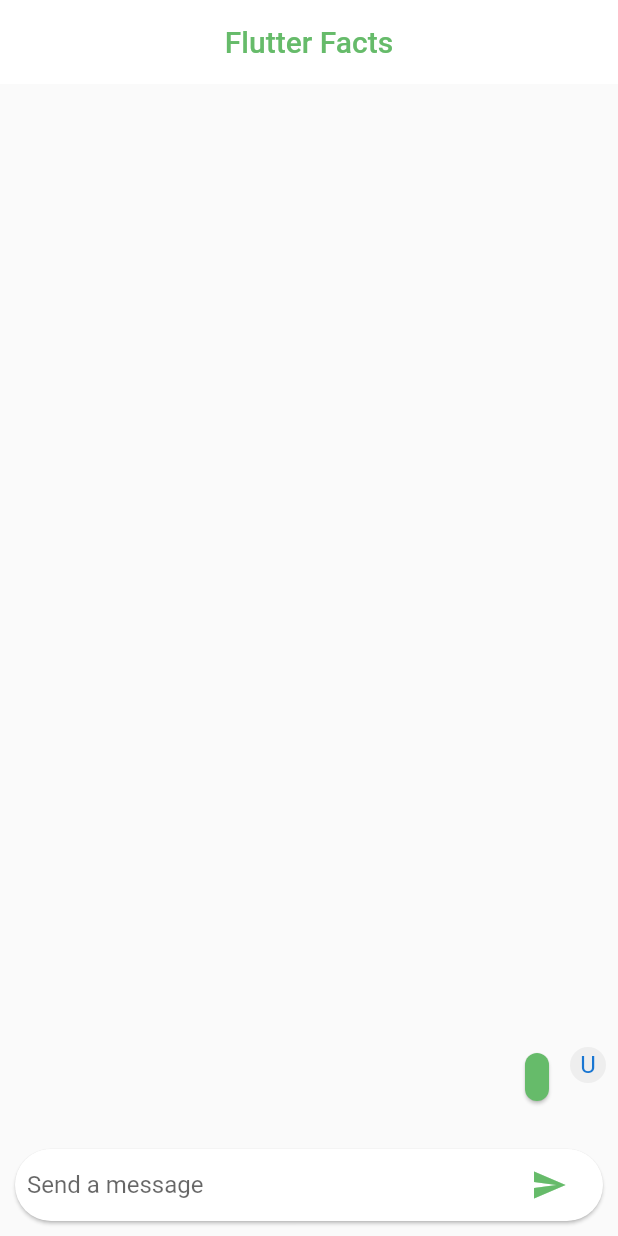
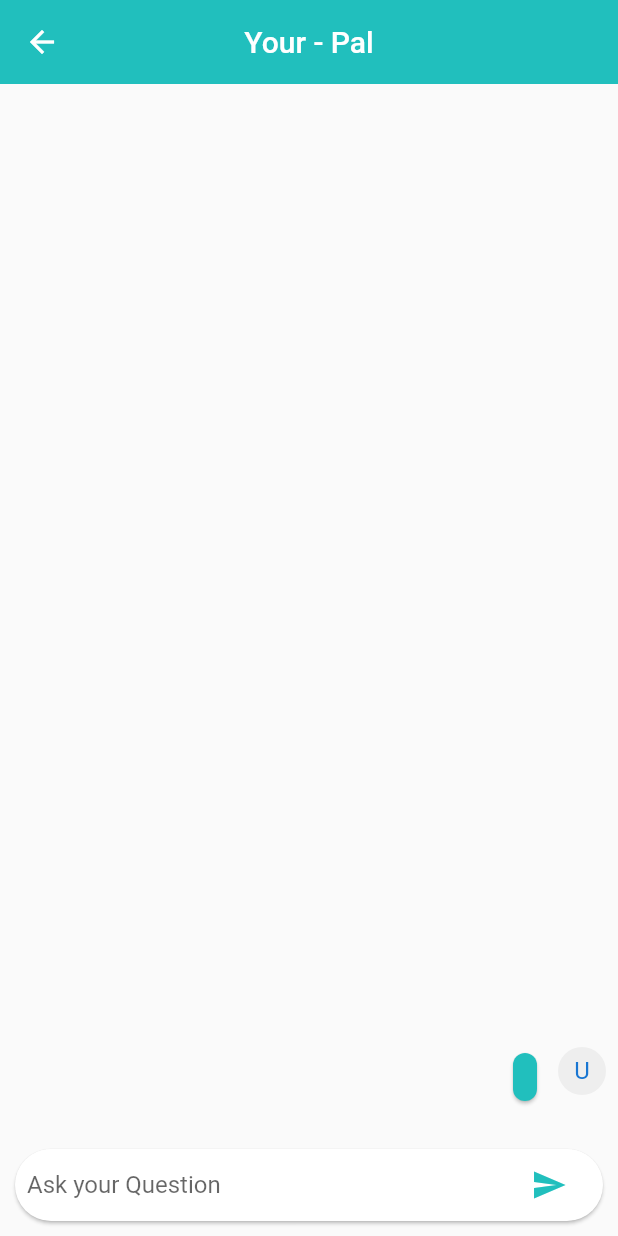
Before and after one commit to sonalsk/RememberME, a Flutter app: the FlutterFactsChatBot screen opened directly, after a tap on the "send" icon, on a phone screen of 412 x 824 dp. Run offline on Flutter 3.47's test engine with Material 2 defaults, Android fonts, the phone set to English and light mode, and no system bars; our stand-ins replace carousel_slider, google_fonts, page_transition, simple_animations; missing offline and left inert: flutter_dialogflow.

Commit message:
Added Chat Bot

```diff
--- a/alzheimers_game/lib/screens/ChatBot/dialog_flow.dart
+++ b/alzheimers_game/lib/screens/ChatBot/dialog_flow.dart
@@ -1,3 +1,4 @@
+import 'package:alzheimers_game/shared/constants.dart';
 import 'package:flutter/material.dart';
 import 'package:flutter_dialogflow/dialogflow_v2.dart';
 import 'facts_message.dart';
@@ -27,13 +28,13 @@ class _FlutterFactsChatBotState extends State<FlutterFactsChatBot> {
               child: TextField(
                 controller: _textController,
                 onSubmitted: _submitQuery,
-                decoration: InputDecoration.collapsed(hintText: "Send a message"),
+                decoration: InputDecoration.collapsed(hintText: "Ask your Question"),
               ),
             ),
             Container(
               margin: EdgeInsets.symmetric(horizontal: 4.0),
               child: IconButton(
-                  icon: Icon(Icons.send, color: Colors.green[400],),
+                  icon: Icon(Icons.send, color: primaryTeal,),
                   onPressed: () => _submitQuery(_textController.text)),
             ),
           ],
@@ -78,8 +79,8 @@ class _FlutterFactsChatBotState extends State<FlutterFactsChatBot> {
     return Scaffold(
       appBar: AppBar(
         centerTitle: true,
-        title: Text("Flutter Facts", style: TextStyle(color: Colors.green[400]),),
-        backgroundColor: Colors.white,
+        title: Text("Your - Pal", style: TextStyle(color: white),),
+        backgroundColor: primaryTeal,
         elevation: 0,
       ),
       body: Column(children: <Widget>[
--- a/alzheimers_game/lib/screens/ChatBot/facts_message.dart
+++ b/alzheimers_game/lib/screens/ChatBot/facts_message.dart
@@ -1,3 +1,4 @@
+import 'package:alzheimers_game/shared/constants.dart';
 import 'package:flutter/material.dart';
 
 class Facts extends StatelessWidget {
@@ -46,7 +47,7 @@ class Facts extends StatelessWidget {
           children: <Widget>[
 //            Text(this.name, style: Theme.of(context).textTheme.subhead),
             Card(
-                color: Colors.green[400],
+                color: primaryTeal,
                 shape: RoundedRectangleBorder(
                     borderRadius: BorderRadius.all(Radius.circular(20))
                 ),
@@ -60,7 +61,7 @@ class Facts extends StatelessWidget {
       ),
       Container(
         margin: const EdgeInsets.only(left: 10.0),
-        child: CircleAvatar(child: new Text(this.name[0]),backgroundColor: Colors.grey[200], radius: 12,),
+        child: CircleAvatar(child: new Text(this.name[0]),backgroundColor: Colors.grey[200], radius: 16,),
       ),
     ];
   }
```
